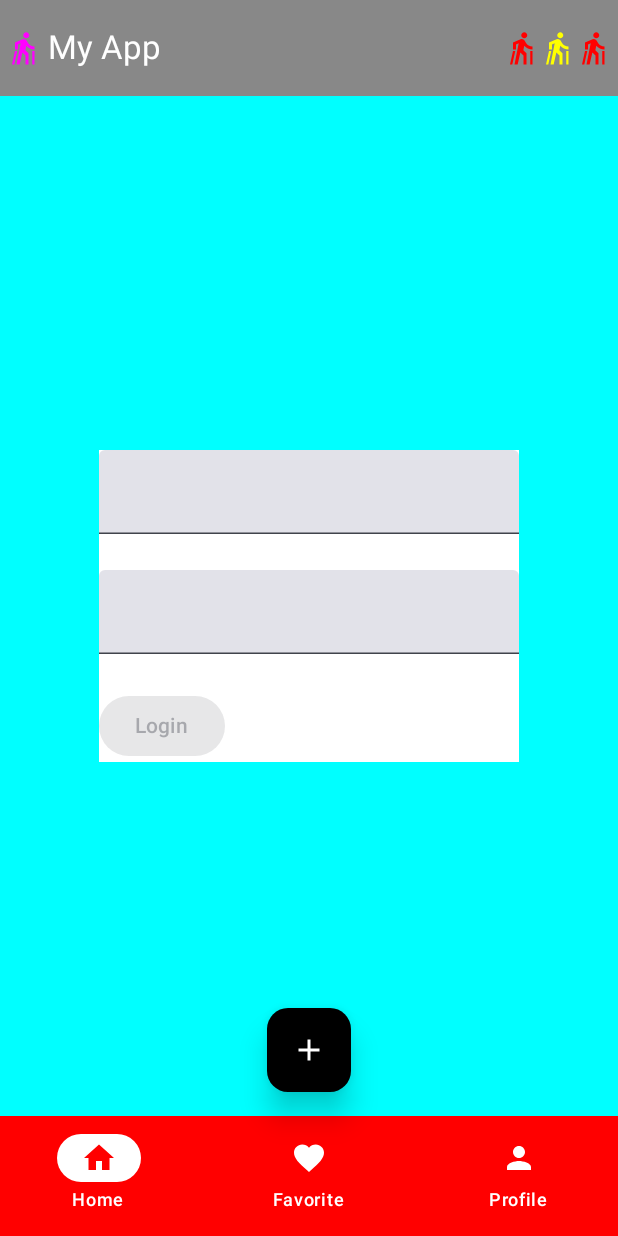
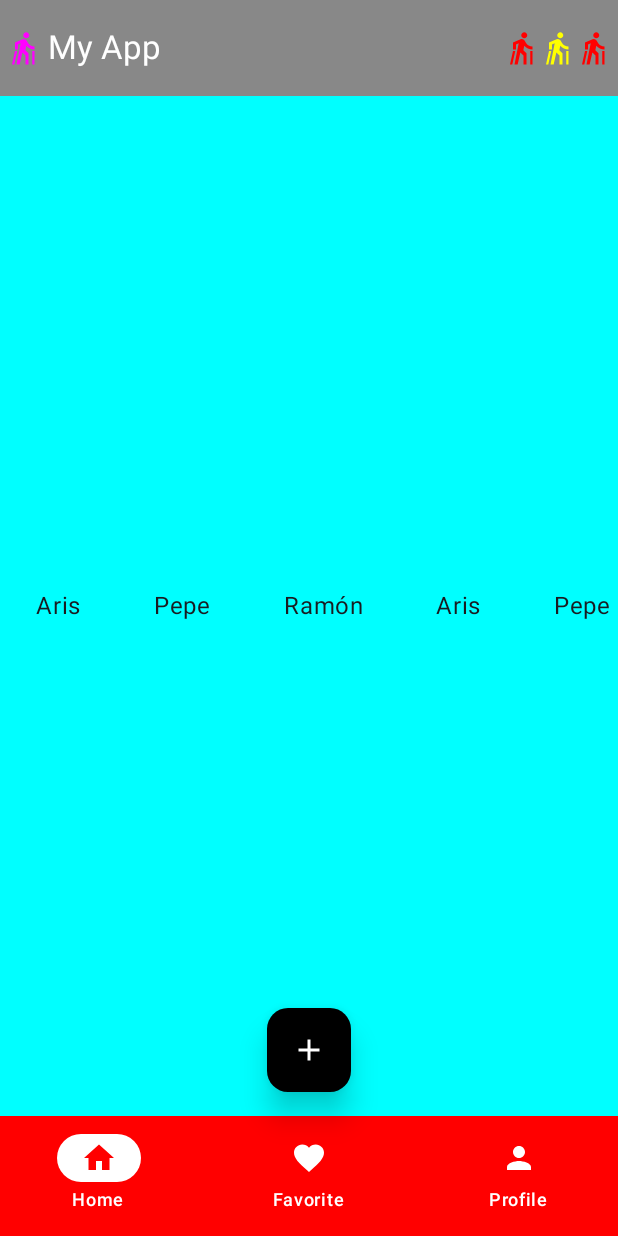
Before and after one commit to VicLT/UDEMY_Jetpack_Compose, an Android app built with Jetpack Compose: the screen it shows after launch (MainActivity), on a phone screen of 412 x 824 dp. Run offline under Robolectric (Android 15) with nearby library versions, the phone set to English and light mode, and no system bars.

```diff
--- a/app/src/main/java/udemy/victorlamas/myfirstcomposeapp/MainActivity.kt
+++ b/app/src/main/java/udemy/victorlamas/myfirstcomposeapp/MainActivity.kt
@@ -5,18 +5,14 @@ import androidx.activity.ComponentActivity
 import androidx.activity.compose.setContent
 import androidx.activity.enableEdgeToEdge
 import androidx.compose.foundation.background
-import androidx.compose.foundation.clickable
 import androidx.compose.foundation.layout.Box
 import androidx.compose.foundation.layout.fillMaxSize
 import androidx.compose.foundation.layout.padding
 import androidx.compose.material3.DrawerValue
 import androidx.compose.material3.FabPosition
 import androidx.compose.material3.Scaffold
-import androidx.compose.material3.SnackbarDuration
 import androidx.compose.material3.SnackbarHost
 import androidx.compose.material3.SnackbarHostState
-import androidx.compose.material3.SnackbarResult
-import androidx.compose.material3.Text
 import androidx.compose.material3.rememberDrawerState
 import androidx.compose.runtime.Composable
 import androidx.compose.runtime.getValue
@@ -29,12 +25,12 @@ import androidx.compose.ui.Modifier
 import androidx.compose.ui.graphics.Color
 import androidx.compose.ui.tooling.preview.Preview
 import kotlinx.coroutines.launch
+import udemy.victorlamas.myfirstcomposeapp.components.MyBasicList
 import udemy.victorlamas.myfirstcomposeapp.components.MyCustomDialog
 import udemy.victorlamas.myfirstcomposeapp.components.MyFAB
 import udemy.victorlamas.myfirstcomposeapp.components.MyModalDrawer
 import udemy.victorlamas.myfirstcomposeapp.components.MyNavigationBar
 import udemy.victorlamas.myfirstcomposeapp.components.MyTopAppBar
-import udemy.victorlamas.myfirstcomposeapp.components.advanced.MyDerivedStateOf
 import udemy.victorlamas.myfirstcomposeapp.components.model.PokemonCombat
 import udemy.victorlamas.myfirstcomposeapp.login.Greeting
 import udemy.victorlamas.myfirstcomposeapp.ui.theme.MyFirstComposeAppTheme
@@ -93,34 +89,35 @@ class MainActivity : ComponentActivity() {
                                 .background(Color.Cyan),
                             contentAlignment = Alignment.Center
                         ) {
-                            Text(
-                                "Esta es mi screen",
-                                modifier = Modifier.clickable {
-                                    scope.launch {
-                                        val result =
-                                            snackbarHostState.showSnackbar(
-                                                message = "Eliminado",
-                                                actionLabel = "Deshacer",
-                                                duration = SnackbarDuration.Short
-                                            )
-
-                                        if (result == SnackbarResult.ActionPerformed) {
-                                            // Usuario pulsa "deshacer"
-                                            snackbarHostState.showSnackbar(
-                                                message = "Deshecho"
-                                            )
-                                        } else {
-                                            // Usuario no hace nada
-                                            snackbarHostState.showSnackbar(
-                                                message = "Confirmado"
-                                            )
-                                        }
-                                    }
-                                }
-                            )
-                            // InteractionSourceExample()
-                            // LaunchedEffect {}
-                            MyDerivedStateOf()
+//                            Text(
+//                                "Esta es mi screen",
+//                                modifier = Modifier.clickable {
+//                                    scope.launch {
+//                                        val result =
+//                                            snackbarHostState.showSnackbar(
+//                                                message = "Eliminado",
+//                                                actionLabel = "Deshacer",
+//                                                duration = SnackbarDuration.Short
+//                                            )
+//
+//                                        if (result == SnackbarResult.ActionPerformed) {
+//                                            // Usuario pulsa "deshacer"
+//                                            snackbarHostState.showSnackbar(
+//                                                message = "Deshecho"
+//                                            )
+//                                        } else {
+//                                            // Usuario no hace nada
+//                                            snackbarHostState.showSnackbar(
+//                                                message = "Confirmado"
+//                                            )
+//                                        }
+//                                    }
+//                                }
+//                            )
+//                            InteractionSourceExample()
+//                            LaunchedEffect {}
+//                            MyDerivedStateOf()
+                            MyBasicList {}
                         }
                     }
                 }
--- /dev/null
+++ b/app/src/main/java/udemy/victorlamas/myfirstcomposeapp/components/Lists.kt
@@ -0,0 +1,75 @@
+package udemy.victorlamas.myfirstcomposeapp.components
+
+import androidx.compose.foundation.clickable
+import androidx.compose.foundation.layout.padding
+import androidx.compose.foundation.lazy.LazyRow
+import androidx.compose.foundation.lazy.items
+import androidx.compose.material3.Text
+import androidx.compose.runtime.Composable
+import androidx.compose.ui.Modifier
+import androidx.compose.ui.unit.dp
+
+@Composable
+fun MyBasicList(modifier: Modifier = Modifier, onItemClick: (String) -> Unit) {
+
+    val names = listOf(
+        "Aris",
+        "Pepe",
+        "Ramón",
+        "Aris",
+        "Pepe",
+        "Ramón",
+        "Aris",
+        "Pepe",
+        "Ramón",
+        "Aris",
+        "Pepe",
+        "Ramón",
+        "Aris",
+        "Pepe",
+        "Ramón",
+        "Aris",
+        "Pepe",
+        "Ramón",
+        "Aris",
+        "Pepe",
+        "Ramón",
+        "Aris",
+        "Pepe",
+        "Ramón",
+        "Aris",
+        "Pepe",
+        "Ramón",
+        "Aris",
+        "Pepe",
+        "Ramón",
+        "Aris",
+        "Pepe",
+        "Ramón",
+        "Aris",
+        "Pepe",
+        "Ramón",
+        "Aris",
+        "Pepe",
+        "Ramón",
+        "Aris",
+        "Pepe",
+        "Ramón"
+    )
+
+//    Column {
+//        names.forEach {
+//            Text(it)
+//        }
+//    }
+
+    LazyRow {
+        items(names) {
+            Text(
+                it,
+                modifier = Modifier
+                    .padding(24.dp)
+                    .clickable { onItemClick(it) })
+        }
+    }
+}
```
